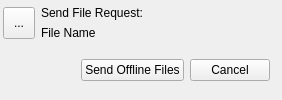
This is src/imclient/chatwindow/filetransmitter/progressinfowidget.ui in ihehui/messenger as Qt 5 draws it before an edit. The edited form follows.
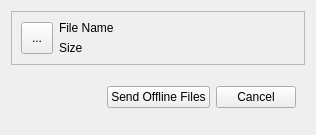
This is the edited form. Icons and pictures are not drawn.

The edit to the form file:
```diff
--- a/src/imclient/chatwindow/filetransmitter/progressinfowidget.ui
+++ b/src/imclient/chatwindow/filetransmitter/progressinfowidget.ui
@@ -6,31 +6,23 @@
    <rect>
     <x>0</x>
     <y>0</y>
-    <width>282</width>
-    <height>100</height>
+    <width>316</width>
+    <height>135</height>
    </rect>
   </property>
   <property name="windowTitle">
    <string>Form</string>
   </property>
   <layout class="QVBoxLayout" name="verticalLayout">
-   <property name="spacing">
-    <number>6</number>
-   </property>
-   <property name="leftMargin">
-    <number>3</number>
-   </property>
-   <property name="topMargin">
-    <number>6</number>
-   </property>
-   <property name="rightMargin">
-    <number>3</number>
-   </property>
-   <property name="bottomMargin">
-    <number>6</number>
-   </property>
    <item>
-    <layout class="QGridLayout" name="gridLayout">
+    <widget class="QFrame" name="frame">
+     <property name="frameShape">
+      <enum>QFrame::StyledPanel</enum>
+     </property>
+     <property name="frameShadow">
+      <enum>QFrame::Raised</enum>
+     </property>
+     <layout class="QGridLayout" name="gridLayout_3">
      <item row="0" column="0" rowspan="2">
       <widget class="QToolButton" name="toolButtonFile">
        <property name="minimumSize">
@@ -47,30 +39,34 @@
        </property>
        <property name="iconSize">
         <size>
-         <width>48</width>
-         <height>48</height>
+          <width>64</width>
+          <height>64</height>
         </size>
        </property>
       </widget>
      </item>
      <item row="0" column="1">
-      <widget class="QLabel" name="labelStatus">
-       <property name="text">
-        <string notr="true">Send File Request:</string>
-       </property>
-      </widget>
-     </item>
-     <item row="1" column="1">
       <widget class="QLabel" name="labelFileName">
        <property name="text">
         <string notr="true">File Name</string>
        </property>
+        <property name="openExternalLinks">
+         <bool>true</bool>
+        </property>
        <property name="textInteractionFlags">
         <set>Qt::LinksAccessibleByMouse|Qt::TextSelectableByMouse</set>
        </property>
       </widget>
      </item>
-    </layout>
+      <item row="1" column="1">
+       <widget class="QLabel" name="labelStatus">
+        <property name="text">
+         <string notr="true">Size</string>
+        </property>
+       </widget>
+      </item>
+     </layout>
+    </widget>
    </item>
    <item>
     <widget class="QStackedWidget" name="stackedWidget">
```
Lines whose indentation alone changed are shown as unchanged.
